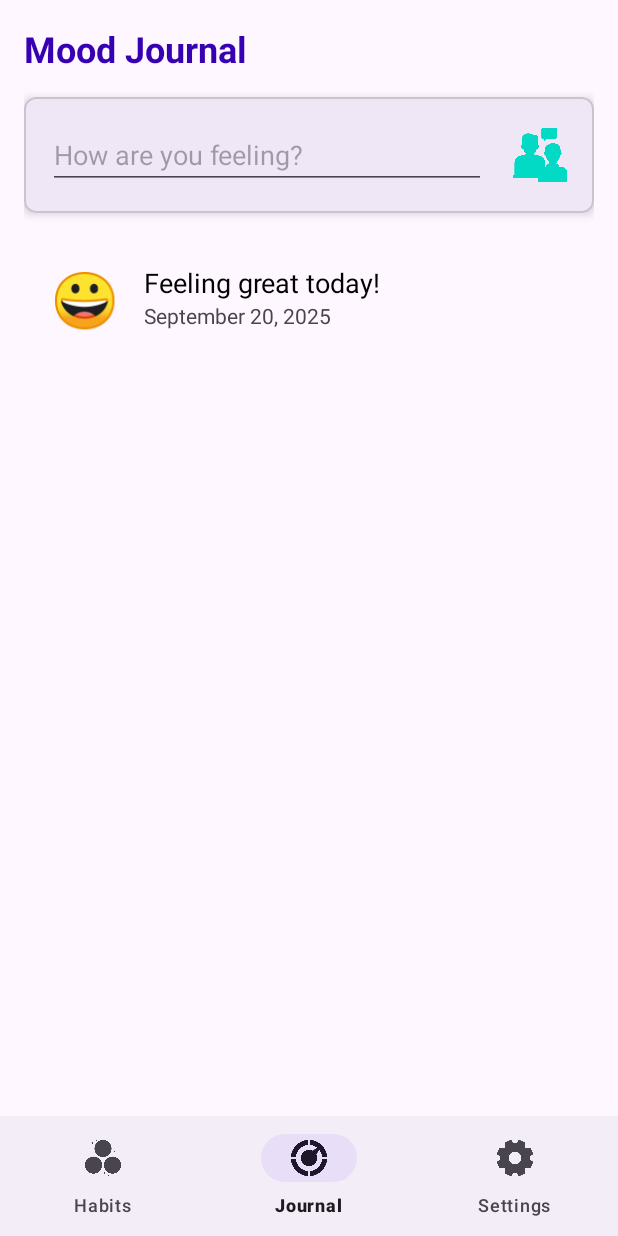
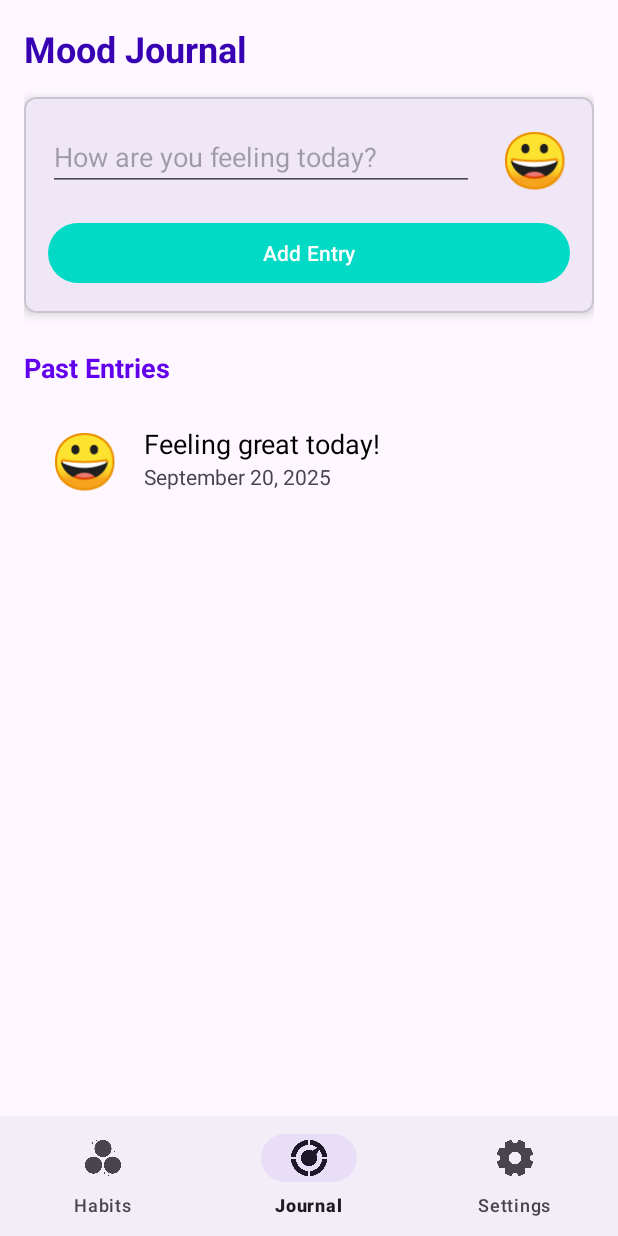
Before and after one commit to dilmithp/medicare-kotlin-Labexam3, an Android app: the screen it shows after launch (MainActivity), item 2 of the bottom bar chosen, on a phone screen of 412 x 824 dp. Run offline under Robolectric (Android 15) with nearby library versions, the phone set to English and light mode, and no system bars.

Commit message:
emoji section update 1.1

```diff
--- a/app/src/main/java/com/labexam3/dilmith/JournalFragment.kt
+++ b/app/src/main/java/com/labexam3/dilmith/JournalFragment.kt
@@ -39,7 +39,9 @@ class JournalFragment : Fragment() {
             showEmojiPickerDialog()
         }
 
-        binding.cardAddMood.setOnClickListener {
+        // *** THIS IS THE FIX ***
+        // The click listener is now on the correct button
+        binding.buttonAddMood.setOnClickListener {
             val moodText = binding.editTextMood.text.toString()
             if (moodText.isNotBlank()) {
                 addMoodEntry(moodText, selectedEmoji)
@@ -65,7 +67,7 @@ class JournalFragment : Fragment() {
 
         val emojiAdapter = EmojiAdapter(emojis) { emoji ->
             selectedEmoji = emoji
-            // You can optionally update the emoji button image here, but it's not necessary
+            binding.buttonSelectEmoji.text = emoji // Update the emoji button text
             dialog.dismiss()
         }
 
@@ -83,6 +85,7 @@ class JournalFragment : Fragment() {
         // Clear input field and reset emoji
         binding.editTextMood.text.clear()
         selectedEmoji = "😀"
+        binding.buttonSelectEmoji.text = selectedEmoji
     }
 
     override fun onDestroyView() {
--- a/app/src/main/res/layout/fragment_journal.xml
+++ b/app/src/main/res/layout/fragment_journal.xml
@@ -30,6 +30,11 @@
         <LinearLayout
             android:layout_width="match_parent"
             android:layout_height="wrap_content"
+            android:orientation="vertical">
+
+            <LinearLayout
+                android:layout_width="match_parent"
+                android:layout_height="wrap_content"
                 android:gravity="center_vertical"
                 android:orientation="horizontal">
 
@@ -38,24 +43,47 @@
                     android:layout_width="0dp"
                     android:layout_height="wrap_content"
                     android:layout_weight="1"
-                android:hint="How are you feeling?" />
+                    android:hint="How are you feeling today?" />
 
-            <ImageView
+                <TextView
                     android:id="@+id/button_select_emoji"
-                android:layout_width="40dp"
-                android:layout_height="40dp"
+                    android:layout_width="48dp"
+                    android:layout_height="48dp"
                     android:layout_marginStart="16dp"
-                android:src="@drawable/ic_conversation"
-                app:tint="@color/colorAccent" />
+                    android:gravity="center"
+                    android:text="😀"
+                    android:textSize="36sp" />
+
+            </LinearLayout>
+
+            <Button
+                android:id="@+id/button_add_mood"
+                android:layout_width="match_parent"
+                android:layout_height="wrap_content"
+                android:layout_marginTop="16dp"
+                android:text="Add Entry"
+                app:backgroundTint="@color/colorAccent" />
+
         </LinearLayout>
     </com.google.android.material.card.MaterialCardView>
+
+    <TextView
+        android:id="@+id/title_past_entries"
+        android:layout_width="wrap_content"
+        android:layout_height="wrap_content"
+        android:layout_below="@id/card_add_mood"
+        android:layout_marginTop="24dp"
+        android:text="Past Entries"
+        android:textColor="@color/colorPrimary"
+        android:textSize="18sp"
+        android:textStyle="bold" />
 
     <androidx.recyclerview.widget.RecyclerView
         android:id="@+id/mood_recycler_view"
         android:layout_width="match_parent"
         android:layout_height="match_parent"
-        android:layout_below="@id/card_add_mood"
-        android:layout_marginTop="16dp"
+        android:layout_below="@id/title_past_entries"
+        android:layout_marginTop="8dp"
         tools:listitem="@layout/item_mood" />
 
 </RelativeLayout>
```
Lines whose indentation alone changed are shown as unchanged.
